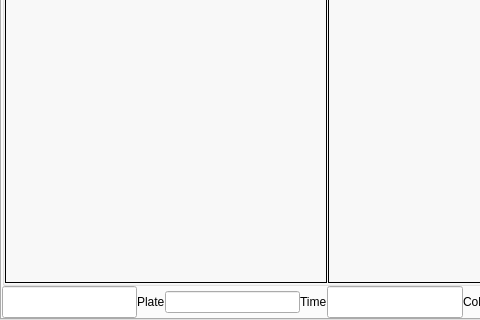
The window that MainUI/datawidget.ui (519984307/Container_20191221) describes before a commit, drawn with Qt 5; both pictures show x 0 to 480 and y 178 to 498 of the 654 by 498 pixel window.
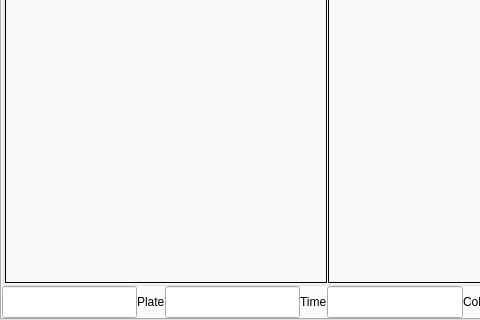
The same window after the commit. The open tabs and pages were chosen to show the change.

```diff
--- a/MainUI/datawidget.ui
+++ b/MainUI/datawidget.ui
@@ -1053,7 +1053,14 @@
           </widget>
          </item>
          <item>
-          <widget class="QLineEdit" name="lineEdit_13"/>
+          <widget class="QLineEdit" name="lineEdit_13">
+           <property name="minimumSize">
+            <size>
+             <width>0</width>
+             <height>32</height>
+            </size>
+           </property>
+          </widget>
          </item>
          <item>
           <widget class="QLabel" name="label_5">
```
Left out of the diff: 19 changed lines with no effect on the pictures.
